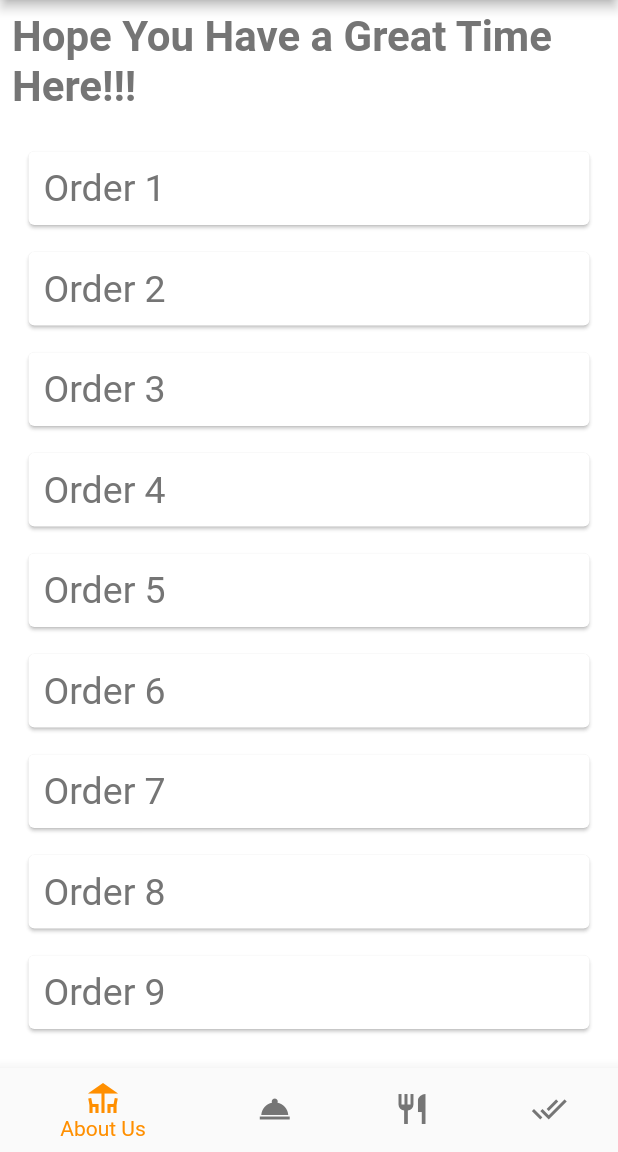
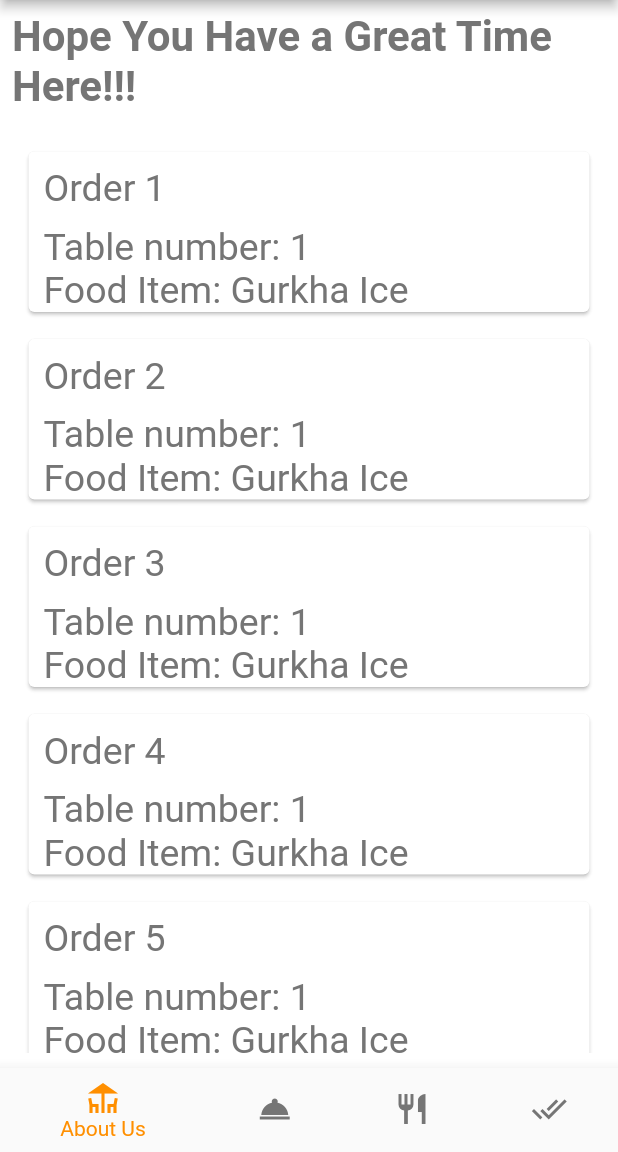
Before and after one commit to Samyush/anupa_customers, a Flutter app: the screen it shows after launch, on a phone screen of 412 x 824 dp, the part 84-1236 px from its top. Run offline on Flutter 3.47's test engine with Material 2 defaults, Android fonts, the phone set to English and light mode, and no system bars; Roboto replaces fonts that are missing (BrandonText).

Commit message:
adding upon order list

```diff
--- a/lib/builder/halfPageBuilderinsideList.dart
+++ b/lib/builder/halfPageBuilderinsideList.dart
@@ -18,13 +18,28 @@ class HalfPageUiBuilderInsideList extends StatelessWidget {
                 padding: const EdgeInsets.all(5.0),
                 child: Card(
                   //color: Colors.white60,
-                  child: Row(
-                    mainAxisAlignment: MainAxisAlignment.spaceBetween,
+                  child: Column(
+                    // mainAxisAlignment: MainAxisAlignment.,
+                    crossAxisAlignment: CrossAxisAlignment.start,
                     children: [
                       Padding(
                         padding: const EdgeInsets.all(10.0),
                         child: Text(
                           orderList[index],
+                          style: TextStyle(fontSize: 25),
+                        ),
+                      ),
+                      Padding(
+                        padding: const EdgeInsets.only(left: 10.0),
+                        child: Text(
+                          'Table number: 1',
+                          style: TextStyle(fontSize: 25),
+                        ),
+                      ),
+                      Padding(
+                        padding: const EdgeInsets.only(left: 10.0),
+                        child: Text(
+                          'Food Item: Gurkha Ice',
                           style: TextStyle(fontSize: 25),
                         ),
                       ),
```
Also changed, not shown: lib/resources/appList.dart (+20 -1 lines).
